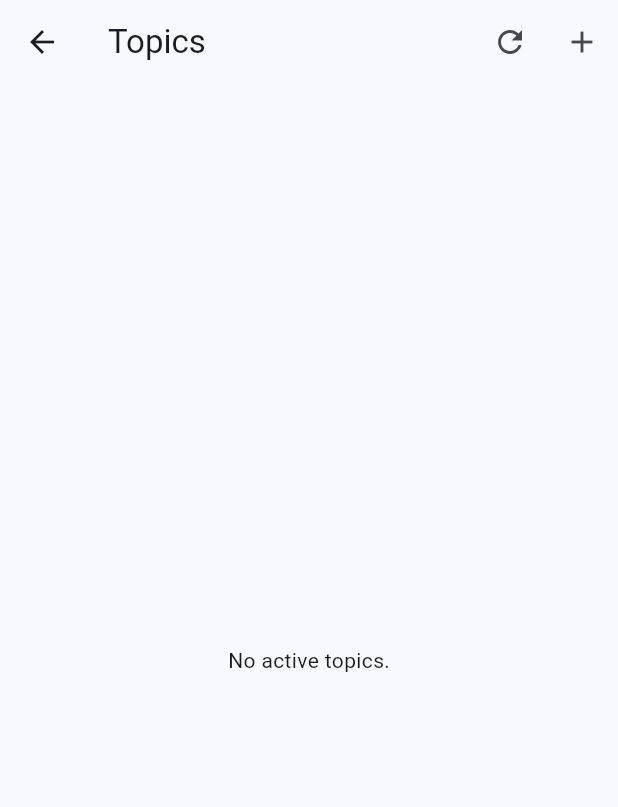
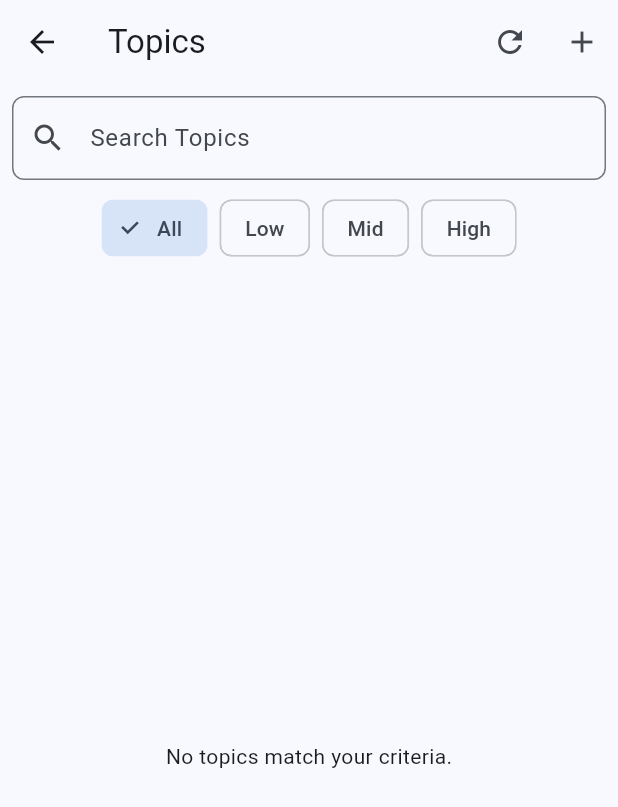
Before and after one commit to MaximeLeBesnerais/kindling, a Flutter app: the TopicsScreen screen opened directly, on a phone screen of 412 x 824 dp. Shown: the top 807 px of the screen. Run offline on Flutter 3.47's test engine with Material 3 defaults, Android fonts, the phone set to English and light mode, and no system bars; our stand-ins replace qr_flutter, shared_preferences; missing offline and left inert: mobile_scanner; accounts and stored records are empty.

Commit message:
feat: Refactor TopicsScreen to use StatefulWidget, add search and filter functionality

```diff
--- a/lib/screens/topic/topics_screen.dart
+++ b/lib/screens/topic/topics_screen.dart
@@ -1,14 +1,57 @@
 import 'package:flutter/material.dart';
+import 'package:kindling/models/topic.dart';
 import 'package:kindling/providers/topic_provider.dart';
 import 'package:kindling/screens/topic/create_topic_screen.dart';
 import 'package:kindling/screens/topic/topic_detail_screen.dart';
 import 'package:provider/provider.dart';
 
-class TopicsScreen extends StatelessWidget {
+class TopicsScreen extends StatefulWidget {
   const TopicsScreen({super.key});
+
+  @override
+  State<TopicsScreen> createState() => _TopicsScreenState();
+}
+
+class _TopicsScreenState extends State<TopicsScreen> {
+  final TextEditingController _searchController = TextEditingController();
+  String _selectedFilter = 'All';
+
+  @override
+  void initState() {
+    super.initState();
+    _searchController.addListener(() {
+      setState(() {});
+    });
+  }
+
+  @override
+  void dispose() {
+    _searchController.dispose();
+    super.dispose();
+  }
 
   Future<void> _refreshTopics(BuildContext context) async {
     await Provider.of<TopicProvider>(context, listen: false).fetchTopics(force: true);
+  }
+
+  List<Topic> _getFilteredTopics(List<Topic> topics) {
+    final searchQuery = _searchController.text.toLowerCase();
+
+    final filteredBySearch = searchQuery.isEmpty
+        ? topics
+        : topics.where((t) => t.encryptedContent.toLowerCase().contains(searchQuery)).toList();
+
+    switch (_selectedFilter) {
+      case 'Low':
+        return filteredBySearch.where((t) => t.importanceLevel >= 1 && t.importanceLevel <= 3).toList();
+      case 'Mid':
+        return filteredBySearch.where((t) => t.importanceLevel >= 4 && t.importanceLevel <= 6).toList();
+      case 'High':
+        return filteredBySearch.where((t) => t.importanceLevel >= 7 && t.importanceLevel <= 10).toList();
+      case 'All':
+      default:
+        return filteredBySearch;
+    }
   }
 
   @override
@@ -33,23 +76,62 @@ class TopicsScreen extends StatelessWidget {
           ),
         ],
       ),
-      body: RefreshIndicator(
-        onRefresh: () => _refreshTopics(context),
-        child: Consumer<TopicProvider>(
+      body: Consumer<TopicProvider>(
         builder: (context, provider, child) {
           if (provider.status == TopicStatus.loading && provider.allTopics.isEmpty) {
             return const Center(child: CircularProgressIndicator());
           } else if (provider.status == TopicStatus.error) {
             return Center(child: Text(provider.errorMessage ?? 'An error occurred'));
-            } else if (provider.activeTopics.isEmpty) {
-              return const Center(child: Text('No active topics.'));
           }
 
-            return ListView.builder(
+          final filteredTopics = _getFilteredTopics(provider.activeTopics);
+
+          return Column(
+            children: [
+              Padding(
                 padding: const EdgeInsets.all(8.0),
-              itemCount: provider.activeTopics.length,
+                child: Column(
+                  children: [
+                    TextField(
+                      controller: _searchController,
+                      decoration: InputDecoration(
+                        labelText: 'Search Topics',
+                        prefixIcon: const Icon(Icons.search),
+                        border: OutlineInputBorder(
+                          borderRadius: BorderRadius.circular(8.0),
+                        ),
+                      ),
+                    ),
+                    const SizedBox(height: 8),
+                    Wrap(
+                      spacing: 8.0,
+                      children: ['All', 'Low', 'Mid', 'High'].map((label) {
+                        return ChoiceChip(
+                          label: Text(label),
+                          selected: _selectedFilter == label,
+                          onSelected: (selected) {
+                            if (selected) {
+                              setState(() {
+                                _selectedFilter = label;
+                              });
+                            }
+                          },
+                        );
+                      }).toList(),
+                    )
+                  ],
+                ),
+              ),
+              Expanded(
+                child: RefreshIndicator(
+                  onRefresh: () => _refreshTopics(context),
+                  child: filteredTopics.isEmpty
+                      ? const Center(child: Text('No topics match your criteria.'))
+                      : ListView.builder(
+                          padding: const EdgeInsets.all(8.0),
+                          itemCount: filteredTopics.length,
                           itemBuilder: (context, index) {
-                final topic = provider.activeTopics[index];
+                            final topic = filteredTopics[index];
                             return Card(
                               elevation: 2.0,
                               margin: const EdgeInsets.symmetric(vertical: 8.0, horizontal: 4.0),
@@ -73,9 +155,12 @@ class TopicsScreen extends StatelessWidget {
                               ),
                             );
                           },
+                        ),
+                ),
+              ),
+            ],
           );
         },
-        ),
       ),
     );
   }
```
Lines whose indentation alone changed are shown as unchanged.
